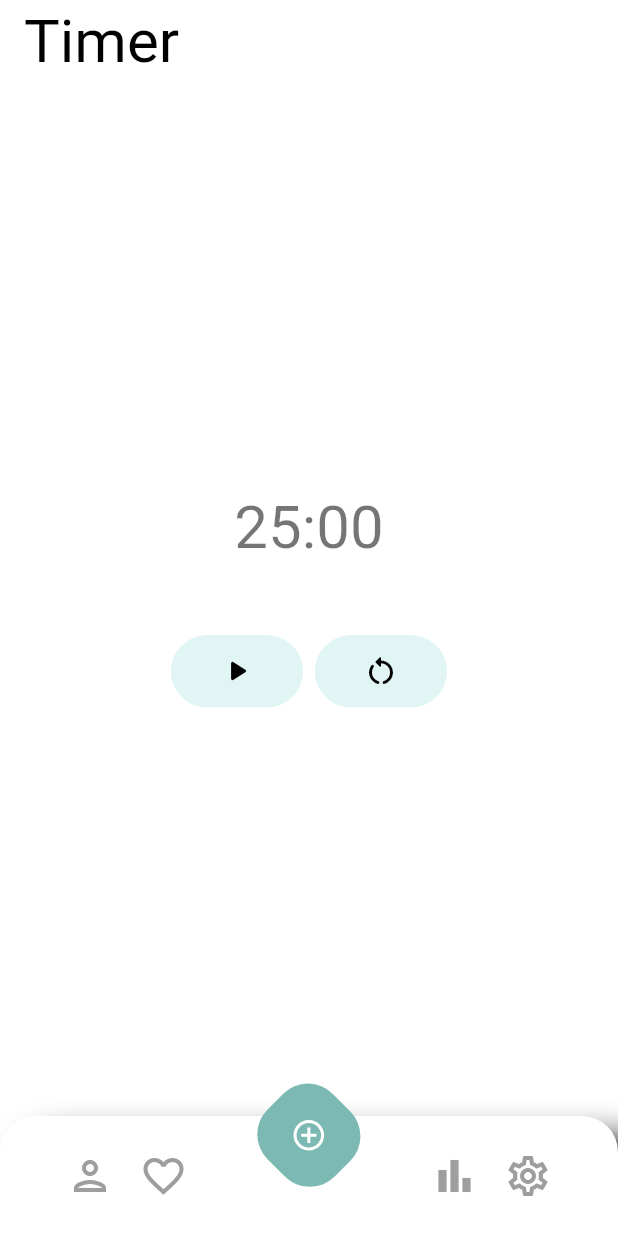
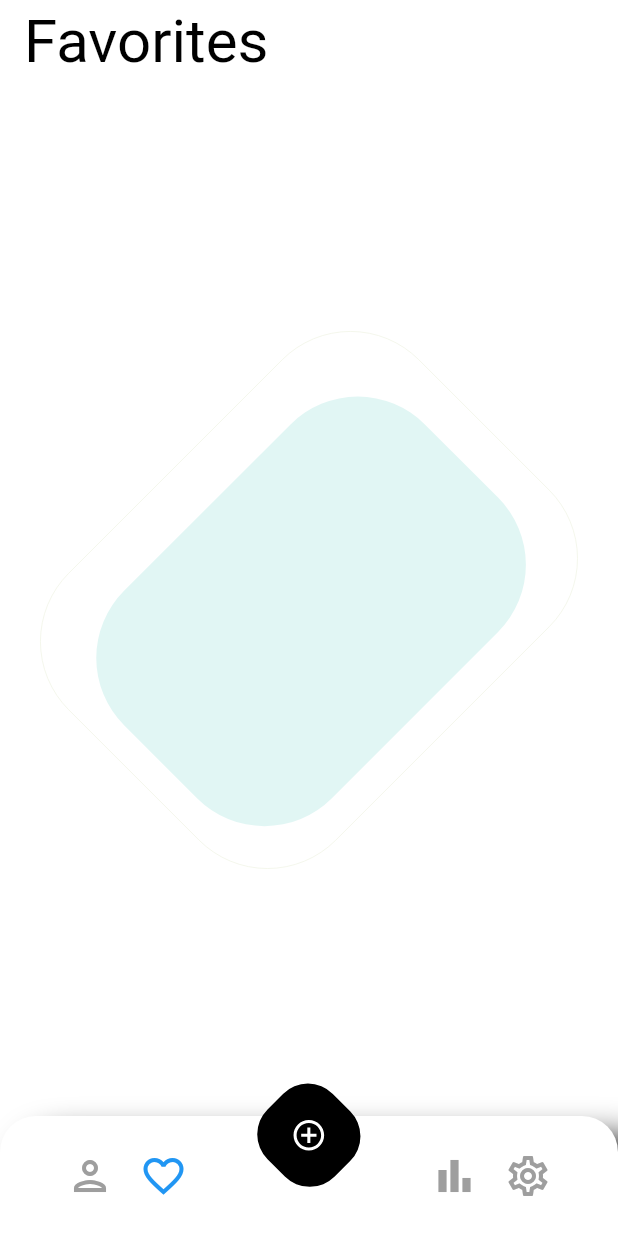
Before and after one commit to mostafa-aziz/pomodoro-timer, a Flutter app: the screen it shows after launch, swiped to page 2, on a phone screen of 412 x 824 dp. Run offline on Flutter 3.47's test engine with Material 2 defaults, Android fonts, the phone set to English and light mode, and no system bars; our stand-ins replace dartx, flutter_mobx, flutter_svg, mobx, permission_handler, shared_preferences and 1 more; generated files the repository leaves out were written again; network calls fail.

Commit message:
Update nav bar

```diff
--- /dev/null
+++ b/lib/main/favorites/favorites_component.dart
@@ -0,0 +1,35 @@
+import 'package:flutter/material.dart';
+import 'package:flutter_svg/flutter_svg.dart';
+import 'package:pomodoro_timer/core_utils/context_utils.dart';
+
+class FavoritesComponent extends StatefulWidget {
+  const FavoritesComponent({Key? key}) : super(key: key);
+
+  @override
+  State<FavoritesComponent> createState() => _FavoritesComponentState();
+}
+
+class _FavoritesComponentState extends State<FavoritesComponent> {
+  @override
+  Widget build(BuildContext context) => Scaffold(
+        appBar: AppBar(
+          backgroundColor: context.colors.background,
+          title: Text(
+            'Favorites',
+            style: context.textStyles.headlineLarge?.copyWith(color: context.colors.onBackground),
+          ),
+        ),
+        body: _buildContent(context),
+      );
+
+  Widget _buildContent(BuildContext context) => Center(
+        child: Stack(
+          children: [
+            Align(
+              alignment: Alignment.topLeft,
+              child: SvgPicture.asset('assets/images/bg.svg'),
+            ),
+          ],
+        ),
+      );
+}
--- a/lib/widgets/app_navigation_bar.dart
+++ b/lib/widgets/app_navigation_bar.dart
@@ -55,8 +55,8 @@ class _CustomBottomNavigationBarState extends State<AppNavigationBar> {
                   Icons.favorite_border,
                   size: 32.0,
                 ),
-                onPressed: () => widget.onTap(2),
-                color: widget.selectedIndex == 2 ? Colors.blue : Colors.grey,
+                onPressed: () => widget.onTap(1),
+                color: widget.selectedIndex == 1 ? Colors.blue : Colors.grey,
               ),
             ),
             const SizedBox(width: 1),
@@ -73,13 +73,13 @@ class _CustomBottomNavigationBarState extends State<AppNavigationBar> {
                     width: 128.0,
                     height: 128.0,
                     child: IconButton(
-                      icon: widget.selectedIndex == 1
+                      icon: widget.selectedIndex == 2
                           ? SvgPicture.asset('assets/icons/nav_button_timer_selected.svg')
                           : SvgPicture.asset(
                               'assets/icons/nav_button_timer.svg',
                             ),
-                      onPressed: () => widget.onTap(1),
-                      color: widget.selectedIndex == 1 ? Colors.blue : Colors.grey,
+                      onPressed: () => widget.onTap(2),
+                      color: widget.selectedIndex == 2 ? Colors.blue : Colors.grey,
                       padding: EdgeInsets.zero,
                     ),
                   ),
@@ -93,8 +93,8 @@ class _CustomBottomNavigationBarState extends State<AppNavigationBar> {
                   Icons.bar_chart_outlined,
                   size: 32.0,
                 ),
-                onPressed: () => widget.onTap(2),
-                color: widget.selectedIndex == 2 ? Colors.blue : Colors.grey,
+                onPressed: () => widget.onTap(3),
+                color: widget.selectedIndex == 3 ? Colors.blue : Colors.grey,
               ),
             ),
             const SizedBox(width: 1),
@@ -104,8 +104,8 @@ class _CustomBottomNavigationBarState extends State<AppNavigationBar> {
                   Icons.settings_outlined,
                   size: 32.0,
                 ),
-                onPressed: () => widget.onTap(3),
-                color: widget.selectedIndex == 3 ? Colors.blue : Colors.grey,
+                onPressed: () => widget.onTap(4),
+                color: widget.selectedIndex == 4 ? Colors.blue : Colors.grey,
               ),
             ),
           ],
```
Also changed, not shown: lib/main/main_component.dart (+12 -5 lines).
